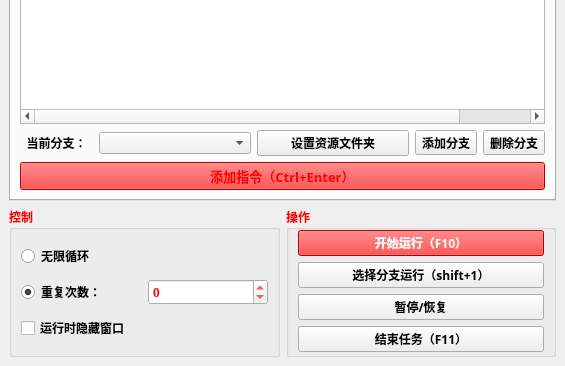
This is 窗体/mainwindow.ui in FsterThanLight/automatic_clicker_2 as Qt 5 draws it before an edit; both pictures show x 0 to 565 and y 377 to 743 of the 565 by 743 pixel window. The edited form follows.
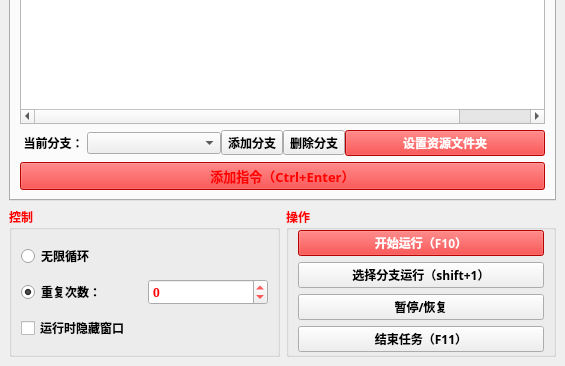
This is the edited form. The open tabs and pages were chosen to show the change. Icons and pictures are not drawn.

What changed in the file:
```diff
--- a/窗体/mainwindow.ui
+++ b/窗体/mainwindow.ui
@@ -417,8 +417,66 @@
          </widget>
         </item>
         <item>
-         <layout class="QGridLayout" name="gridLayout">
-          <item row="2" column="5">
+         <layout class="QHBoxLayout" name="horizontalLayout_4" stretch="1,1">
+          <property name="spacing">
+           <number>0</number>
+          </property>
+          <item>
+           <layout class="QHBoxLayout" name="horizontalLayout_2" stretch="1,2,1">
+            <property name="spacing">
+             <number>0</number>
+            </property>
+            <item>
+             <widget class="QLabel" name="label">
+              <property name="palette">
+               <palette>
+                <active>
+                 <colorrole role="WindowText">
+                  <brush brushstyle="SolidPattern">
+                   <color alpha="255">
+                    <red>0</red>
+                    <green>0</green>
+                    <blue>0</blue>
+                   </color>
+                  </brush>
+                 </colorrole>
+                </active>
+                <inactive>
+                 <colorrole role="WindowText">
+                  <brush brushstyle="SolidPattern">
+                   <color alpha="255">
+                    <red>0</red>
+                    <green>0</green>
+                    <blue>0</blue>
+                   </color>
+                  </brush>
+                 </colorrole>
+                </inactive>
+                <disabled>
+                 <colorrole role="WindowText">
+                  <brush brushstyle="SolidPattern">
+                   <color alpha="255">
+                    <red>120</red>
+                    <green>120</green>
+                    <blue>120</blue>
+                   </color>
+                  </brush>
+                 </colorrole>
+                </disabled>
+               </palette>
+              </property>
+              <property name="text">
+               <string>当前分支：</string>
+              </property>
+              <property name="alignment">
+               <set>Qt::AlignCenter</set>
+              </property>
+             </widget>
+            </item>
+            <item>
+             <widget class="QComboBox" name="comboBox"/>
+            </item>
+            <item>
            <widget class="QToolButton" name="toolButton_2">
             <property name="text">
              <string>添加分支</string>
@@ -429,17 +487,47 @@
             </property>
            </widget>
           </item>
-          <item row="2" column="3" colspan="2">
+           </layout>
+          </item>
+          <item>
+           <layout class="QHBoxLayout" name="horizontalLayout_3">
+            <property name="spacing">
+             <number>0</number>
+            </property>
+            <item>
+             <widget class="QToolButton" name="toolButton">
+              <property name="text">
+               <string>删除分支</string>
+              </property>
+              <property name="icon">
+               <iconset resource="../images.qrc">
+                <normaloff>:/按钮图标/窗体/res/删除.png</normaloff>:/按钮图标/窗体/res/删除.png</iconset>
+              </property>
+             </widget>
+            </item>
+            <item>
            <widget class="QPushButton" name="pushButton_3">
+              <property name="font">
+               <font>
+                <family>微软雅黑</family>
+                <weight>75</weight>
+                <bold>true</bold>
+               </font>
+              </property>
+              <property name="styleSheet">
+               <string notr="true">background-color: rgb(255, 0, 0);
+color: rgb(255, 255, 255);</string>
+              </property>
             <property name="text">
              <string>设置资源文件夹</string>
             </property>
            </widget>
           </item>
-          <item row="2" column="1" colspan="2">
-           <widget class="QComboBox" name="comboBox"/>
+           </layout>
           </item>
-          <item row="3" column="0" colspan="7">
+         </layout>
+        </item>
+        <item>
            <widget class="QPushButton" name="pushButton">
             <property name="palette">
              <palette>
@@ -638,66 +726,6 @@
              <string>Ctrl+Return</string>
             </property>
            </widget>
-          </item>
-          <item row="2" column="0">
-           <widget class="QLabel" name="label">
-            <property name="palette">
-             <palette>
-              <active>
-               <colorrole role="WindowText">
-                <brush brushstyle="SolidPattern">
-                 <color alpha="255">
-                  <red>0</red>
-                  <green>0</green>
-                  <blue>0</blue>
-                 </color>
-                </brush>
-               </colorrole>
-              </active>
-              <inactive>
-               <colorrole role="WindowText">
-                <brush brushstyle="SolidPattern">
-                 <color alpha="255">
-                  <red>0</red>
-                  <green>0</green>
-                  <blue>0</blue>
-                 </color>
-                </brush>
-               </colorrole>
-              </inactive>
-              <disabled>
-               <colorrole role="WindowText">
-                <brush brushstyle="SolidPattern">
-                 <color alpha="255">
-                  <red>120</red>
-                  <green>120</green>
-                  <blue>120</blue>
-                 </color>
-                </brush>
-               </colorrole>
-              </disabled>
-             </palette>
-            </property>
-            <property name="text">
-             <string>当前分支：</string>
-            </property>
-            <property name="alignment">
-             <set>Qt::AlignCenter</set>
-            </property>
-           </widget>
-          </item>
-          <item row="2" column="6">
-           <widget class="QToolButton" name="toolButton">
-            <property name="text">
-             <string>删除分支</string>
-            </property>
-            <property name="icon">
-             <iconset resource="../images.qrc">
-              <normaloff>:/按钮图标/窗体/res/删除.png</normaloff>:/按钮图标/窗体/res/删除.png</iconset>
-            </property>
-           </widget>
-          </item>
-         </layout>
         </item>
        </layout>
       </widget>
```
Left out of the diff: 4 changed lines with no effect on the pictures. Lines whose indentation alone changed are shown as unchanged.
